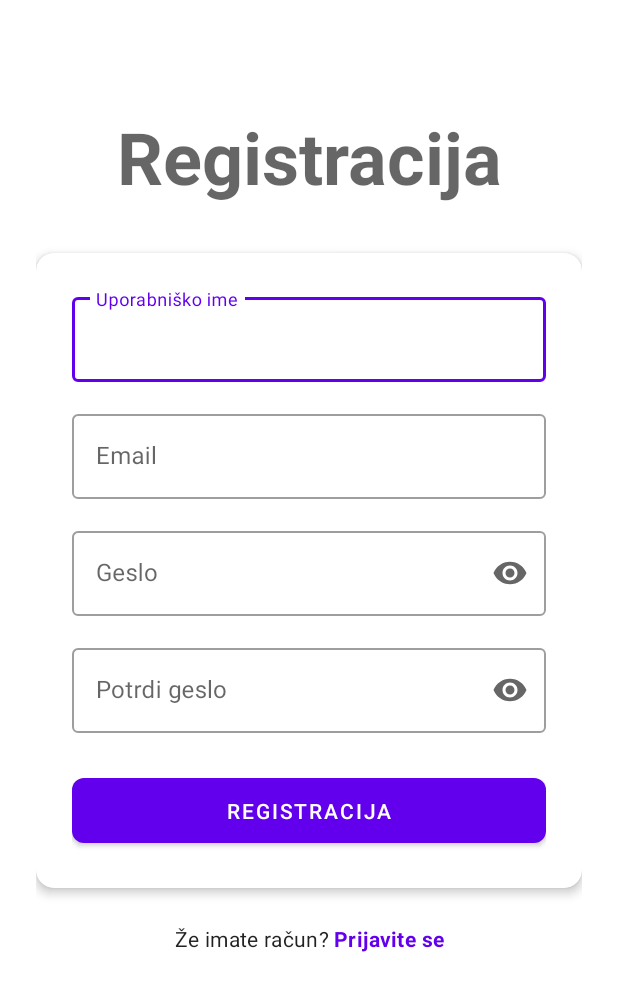
After one commit to matic031/pametni-paketnik, an Android app: the layout activity_register.xml on its own in the app's theme, with its tools: preview values and no code run, on a phone screen of 412 x 824 dp. The commit adds this screen. Shown: the top 991 px of the screen. Run offline under Robolectric (Android 15) with nearby library versions, the phone set to English and light mode, and no system bars.

Commit message:
PP-40: Dodajanje xml datotek / activity-jev

```diff
--- /dev/null
+++ b/PJ/app/src/main/res/layout/activity_register.xml
@@ -0,0 +1,169 @@
+<?xml version="1.0" encoding="utf-8"?>
+<androidx.constraintlayout.widget.ConstraintLayout xmlns:android="http://schemas.android.com/apk/res/android"
+    xmlns:app="http://schemas.android.com/apk/res-auto"
+    xmlns:tools="http://schemas.android.com/tools"
+    android:layout_width="match_parent"
+    android:layout_height="match_parent"
+    android:padding="24dp"
+    tools:context=".RegisterActivity">
+
+    <TextView
+        android:id="@+id/textViewRegisterTitle"
+        android:layout_width="wrap_content"
+        android:layout_height="wrap_content"
+        android:text="Registracija"
+        android:textAppearance="?attr/textAppearanceHeadline3"
+        android:textStyle="bold"
+        app:layout_constraintTop_toTopOf="parent"
+        app:layout_constraintStart_toStartOf="parent"
+        app:layout_constraintEnd_toEndOf="parent"
+        android:layout_marginTop="48dp" />
+
+    <com.google.android.material.card.MaterialCardView
+        android:id="@+id/cardRegister"
+        android:layout_width="0dp"
+        android:layout_height="wrap_content"
+        app:cardElevation="4dp"
+        app:cardCornerRadius="12dp"
+        android:layout_marginTop="32dp"
+        app:layout_constraintTop_toBottomOf="@id/textViewRegisterTitle"
+        app:layout_constraintStart_toStartOf="parent"
+        app:layout_constraintEnd_toEndOf="parent">
+
+        <LinearLayout
+            android:layout_width="match_parent"
+            android:layout_height="wrap_content"
+            android:orientation="vertical"
+            android:padding="24dp">
+
+            <!-- Username -->
+            <com.google.android.material.textfield.TextInputLayout
+                android:id="@+id/textFieldUsername"
+                style="@style/Widget.MaterialComponents.TextInputLayout.OutlinedBox"
+                android:layout_width="match_parent"
+                android:layout_height="wrap_content"
+                android:hint="Uporabniško ime">
+
+                <com.google.android.material.textfield.TextInputEditText
+                    android:id="@+id/editTextUsername"
+                    android:layout_width="match_parent"
+                    android:layout_height="wrap_content"
+                    android:inputType="text"
+                    android:maxLines="1"/>
+            </com.google.android.material.textfield.TextInputLayout>
+
+            <!-- Email -->
+            <com.google.android.material.textfield.TextInputLayout
+                android:id="@+id/textFieldEmail"
+                style="@style/Widget.MaterialComponents.TextInputLayout.OutlinedBox"
+                android:layout_width="match_parent"
+                android:layout_height="wrap_content"
+                android:layout_marginTop="16dp"
+                android:hint="Email">
+
+                <com.google.android.material.textfield.TextInputEditText
+                    android:id="@+id/editTextEmail"
+                    android:layout_width="match_parent"
+                    android:layout_height="wrap_content"
+                    android:inputType="textEmailAddress"
+                    android:maxLines="1"/>
+            </com.google.android.material.textfield.TextInputLayout>
+
+            <!-- Password -->
+            <com.google.android.material.textfield.TextInputLayout
+                android:id="@+id/textFieldPassword"
+                style="@style/Widget.MaterialComponents.TextInputLayout.OutlinedBox"
+                android:layout_width="match_parent"
+                android:layout_height="wrap_content"
+                android:layout_marginTop="16dp"
+                android:hint="Geslo"
+                app:endIconMode="password_toggle">
+
+                <com.google.android.material.textfield.TextInputEditText
+                    android:id="@+id/editTextPassword"
+                    android:layout_width="match_parent"
+                    android:layout_height="wrap_content"
+                    android:inputType="textPassword"
+                    android:maxLines="1"/>
+            </com.google.android.material.textfield.TextInputLayout>
+
+            <!-- Confirm Password -->
+            <com.google.android.material.textfield.TextInputLayout
+                android:id="@+id/textFieldConfirmPassword"
+                style="@style/Widget.MaterialComponents.TextInputLayout.OutlinedBox"
+                android:layout_width="match_parent"
+                android:layout_height="wrap_content"
+                android:layout_marginTop="16dp"
+                android:hint="Potrdi geslo"
+                app:endIconMode="password_toggle">
+
+                <com.google.android.material.textfield.TextInputEditText
+                    android:id="@+id/editTextConfirmPassword"
+                    android:layout_width="match_parent"
+                    android:layout_height="wrap_content"
+                    android:inputType="textPassword"
+                    android:maxLines="1"/>
+            </com.google.android.material.textfield.TextInputLayout>
+
+            <com.google.android.material.button.MaterialButton
+                android:id="@+id/buttonRegister"
+                android:layout_width="match_parent"
+                android:layout_height="wrap_content"
+                android:layout_marginTop="24dp"
+                android:paddingTop="12dp"
+                android:paddingBottom="12dp"
+                android:text="Registracija"
+                app:cornerRadius="8dp"/>
+
+        </LinearLayout>
+    </com.google.android.material.card.MaterialCardView>
+
+    <TextView
+        android:id="@+id/textViewLoginPrompt"
+        android:layout_width="wrap_content"
+        android:layout_height="wrap_content"
+        android:layout_marginTop="24dp"
+        android:text="Že imate račun? "
+        android:textAppearance="?attr/textAppearanceBody2"
+        app:layout_constraintTop_toBottomOf="@id/cardRegister"
+        app:layout_constraintStart_toStartOf="parent"
+        app:layout_constraintEnd_toStartOf="@id/textViewLoginLink"
+        app:layout_constraintHorizontal_chainStyle="packed" />
+
+    <TextView
+        android:id="@+id/textViewLoginLink"
+        android:layout_width="wrap_content"
+        android:layout_height="wrap_content"
+        android:text="Prijavite se"
+        android:textAppearance="?attr/textAppearanceBody2"
+        android:textColor="?attr/colorPrimary"
+        android:textStyle="bold"
+        app:layout_constraintTop_toTopOf="@id/textViewLoginPrompt"
+        app:layout_constraintBottom_toBottomOf="@id/textViewLoginPrompt"
+        app:layout_constraintStart_toEndOf="@id/textViewLoginPrompt"
+        app:layout_constraintEnd_toEndOf="parent"/>
+
+    <ProgressBar
+        android:id="@+id/progressBarRegister"
+        style="?android:attr/progressBarStyle"
+        android:layout_width="wrap_content"
+        android:layout_height="wrap_content"
+        android:visibility="gone"
+        app:layout_constraintBottom_toBottomOf="parent"
+        app:layout_constraintEnd_toEndOf="parent"
+        app:layout_constraintStart_toStartOf="parent"
+        app:layout_constraintTop_toTopOf="parent" />
+
+    <TextView
+        android:id="@+id/textViewError"
+        android:layout_width="0dp"
+        android:layout_height="wrap_content"
+        android:layout_marginTop="16dp"
+        android:textColor="@color/red_logout"
+        android:visibility="gone"
+        android:gravity="center_horizontal"
+        app:layout_constraintEnd_toEndOf="parent"
+        app:layout_constraintStart_toStartOf="parent"
+        app:layout_constraintTop_toBottomOf="@id/textViewLoginLink" />
+
+</androidx.constraintlayout.widget.ConstraintLayout>
```
Also changed, not shown: PJ/app/src/main/AndroidManifest.xml (+12 -0 lines), PJ/app/src/main/res/drawable/ic_person_outline_24dp.xml (added, +10 -0 lines), PJ/app/src/main/res/layout/activity_face_registration.xml (added, +113 -0 lines), PJ/app/src/main/res/layout/activity_face_verification.xml (added, +102 -0 lines), PJ/app/src/main/res/layout/fragment_profile.xml (+11 -0 lines), 1 other file.
